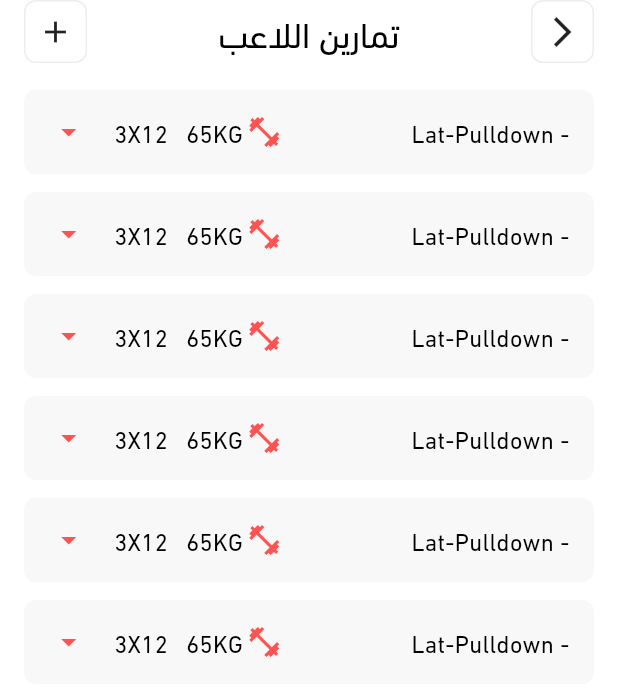
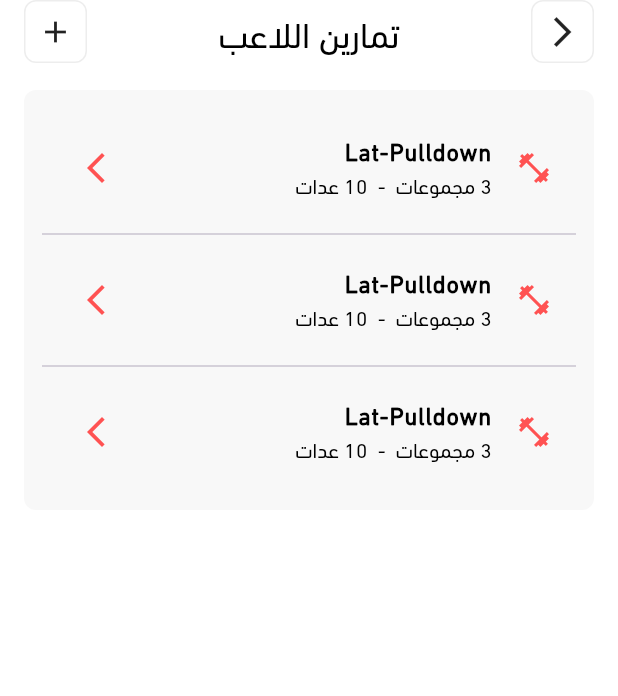
Before and after one commit to KhaledHAnter/tps-desktop-mobile-, a Flutter app: the PlayerExercisesScreen screen opened by its route, on a phone screen of 412 x 824 dp. Shown: the top 696 px of the screen. Run offline on Flutter 3.47's test engine with Material 3 defaults, Android fonts, the phone set to English and light mode, and no system bars; our stand-ins replace bloc, cloud_firestore, firebase_core, flutter_bloc, flutter_svg, freezed_annotation and 6 more; missing offline and left inert: excel; accounts and stored records are empty.

Commit message:
- add exercise details screen. - add bottomsheet for record the updates

```diff
--- a/lib/core/routing/app_router.dart
+++ b/lib/core/routing/app_router.dart
@@ -7,6 +7,7 @@ import 'package:tps/features/player_details/logic/fetch_single_player_cubit/fetc
 import 'package:tps/features/player_details/logic/freeze_player_cubit/freeze_player_cubit.dart';
 import 'package:tps/features/player_details/logic/player_details_cubit/player_details_cubit.dart';
 import 'package:tps/features/player_details/ui/views/player_details_screen.dart';
+import 'package:tps/features/player_exercises/ui/views/exercise_details_screen.dart';
 import 'package:tps/features/player_exercises/ui/views/player_exercises_screen.dart';
 import '../di/dependency_injection.dart';
 import 'routes.dart';
@@ -63,6 +64,10 @@ class AppRouter {
         return MaterialPageRoute(
           builder: (_) => const PlayerExercisesScreen(),
         );
+      case Routes.exerciseDetailsScreen:
+        return MaterialPageRoute(
+          builder: (_) => const ExerciseDetailsScreen(),
+        );
       default:
         return MaterialPageRoute(
             builder: (_) => Scaffold(
--- a/lib/core/routing/routes.dart
+++ b/lib/core/routing/routes.dart
@@ -3,4 +3,5 @@ class Routes {
   static const String homeScreen = '/homeScreen';
   static const String palyerDetailsScreen = '/palyerDetailsScreen';
   static const String palyerExercisesScreen = '/palyerExercisesScreen';
+  static const String exerciseDetailsScreen = '/exerciseDetailsScreen';
 }
--- a/lib/features/player_exercises/ui/views/player_exercises_screen.dart
+++ b/lib/features/player_exercises/ui/views/player_exercises_screen.dart
@@ -1,7 +1,7 @@
 import 'package:flutter/material.dart';
 import 'package:gap/gap.dart';
 import 'package:tps/features/player_exercises/ui/widgets/exercises_header.dart';
-import 'package:tps/features/player_exercises/ui/widgets/exercises_item_container.dart';
+import 'package:tps/features/player_exercises/ui/widgets/exercises_item_container2.dart';
 
 class PlayerExercisesScreen extends StatelessWidget {
   const PlayerExercisesScreen({super.key});
@@ -17,17 +17,8 @@ class PlayerExercisesScreen extends StatelessWidget {
               children: <Widget>[
                 ExercisesHeader(),
                 Gap(18),
-                ExercisesItemContainer(),
-                Gap(12),
-                ExercisesItemContainer(),
-                Gap(12),
-                ExercisesItemContainer(),
-                Gap(12),
-                ExercisesItemContainer(),
-                Gap(12),
-                ExercisesItemContainer(),
-                Gap(12),
-                ExercisesItemContainer(),
+                ExercisesItemContainer2(),
+                // Gap(12),
               ],
             ),
           ),
--- a/lib/features/player_exercises/ui/widgets/exercises_item_container.dart
+++ b/lib/features/player_exercises/ui/widgets/exercises_item_container.dart
@@ -2,7 +2,6 @@ import 'package:flutter/material.dart';
 import 'package:gap/gap.dart';
 import 'package:tps/core/theming/colors.dart';
 import 'package:tps/core/theming/styles.dart';
-import 'package:tps/generated/l10n.dart';
 
 class ExercisesItemContainer extends StatefulWidget {
   // final List<FreezeModel> freezes;
--- /dev/null
+++ b/lib/features/player_exercises/ui/widgets/exercises_item_container2.dart
@@ -0,0 +1,52 @@
+import 'package:flutter/material.dart';
+import 'package:tps/core/helpers/extentions.dart';
+import 'package:tps/core/routing/routes.dart';
+import 'package:tps/core/theming/colors.dart';
+import 'package:tps/core/theming/styles.dart';
+
+class ExercisesItemContainer2 extends StatelessWidget {
+  const ExercisesItemContainer2({super.key});
+
+  @override
+  Widget build(BuildContext context) {
+    return Container(
+      width: double.infinity,
+      padding: const EdgeInsets.symmetric(horizontal: 12, vertical: 16),
+      decoration: BoxDecoration(
+        color: ColorsManager.containergray,
+        borderRadius: BorderRadius.circular(8),
+      ),
+      child: ListView.separated(
+        shrinkWrap: true,
+        physics: const NeverScrollableScrollPhysics(),
+        itemCount: 3,
+        separatorBuilder: (context, index) => const Divider(
+          height: 16,
+        ),
+        itemBuilder: (context, index) => GestureDetector(
+          onTap: () {
+            context.pushNamed(Routes.exerciseDetailsScreen);
+          },
+          child: ListTile(
+            leading: const Icon(
+              Icons.fitness_center,
+              color: Colors.redAccent,
+            ),
+            title: Text(
+              "Lat-Pulldown",
+              style: Styles.font16medium.copyWith(fontWeight: FontWeight.bold),
+            ),
+            subtitle: Text(
+              "3 مجموعات  -  10 عدات",
+              style: Styles.font14medium,
+            ),
+            trailing: const Icon(
+              Icons.arrow_forward_ios,
+              color: Colors.redAccent,
+            ),
+          ),
+        ),
+      ),
+    );
+  }
+}
```
Also changed, not shown: lib/core/widgets/gray_container.dart (added, +23 -0 lines), lib/features/player_exercises/ui/views/exercise_details_screen.dart (added, +127 -0 lines), lib/features/player_exercises/ui/widgets/change_number_circle_avatar.dart (added, +29 -0 lines), lib/features/player_exercises/ui/widgets/exercise_details_header.dart (added, +31 -0 lines), lib/features/player_exercises/ui/widgets/exercise_history_card.dart (added, +64 -0 lines), lib/features/player_exercises/ui/widgets/record_new_reps.dart (added, +72 -0 lines), lib/features/player_exercises/ui/widgets/record_new_sets.dart (added, +72 -0 lines), lib/features/player_exercises/ui/widgets/record_new_weight.dart (added, +90 -0 lines).
